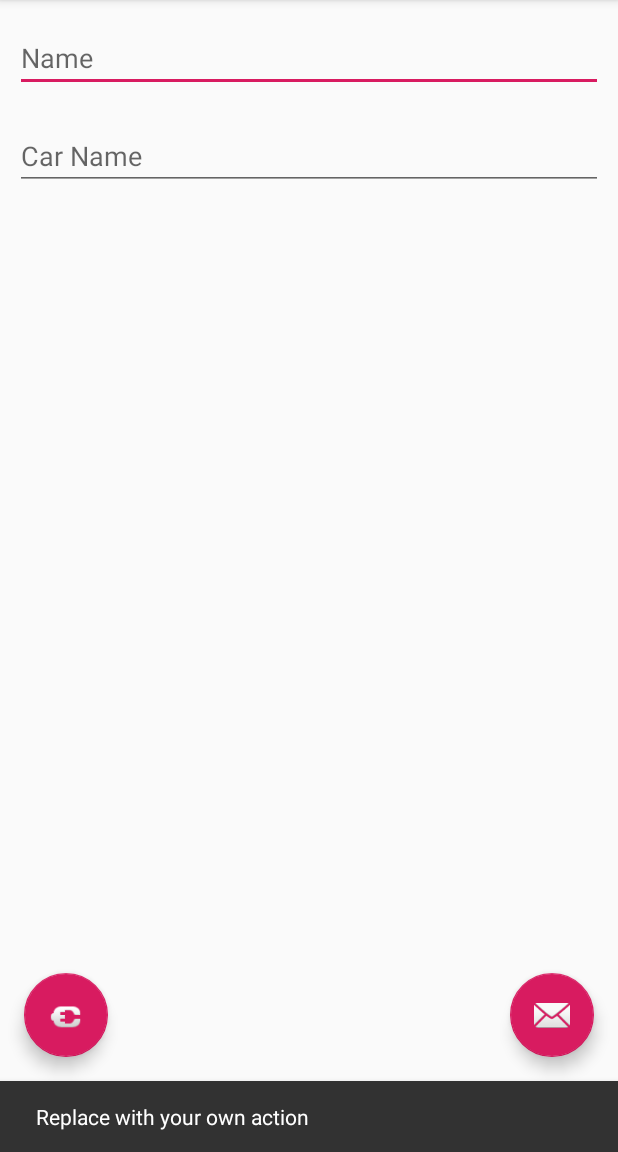
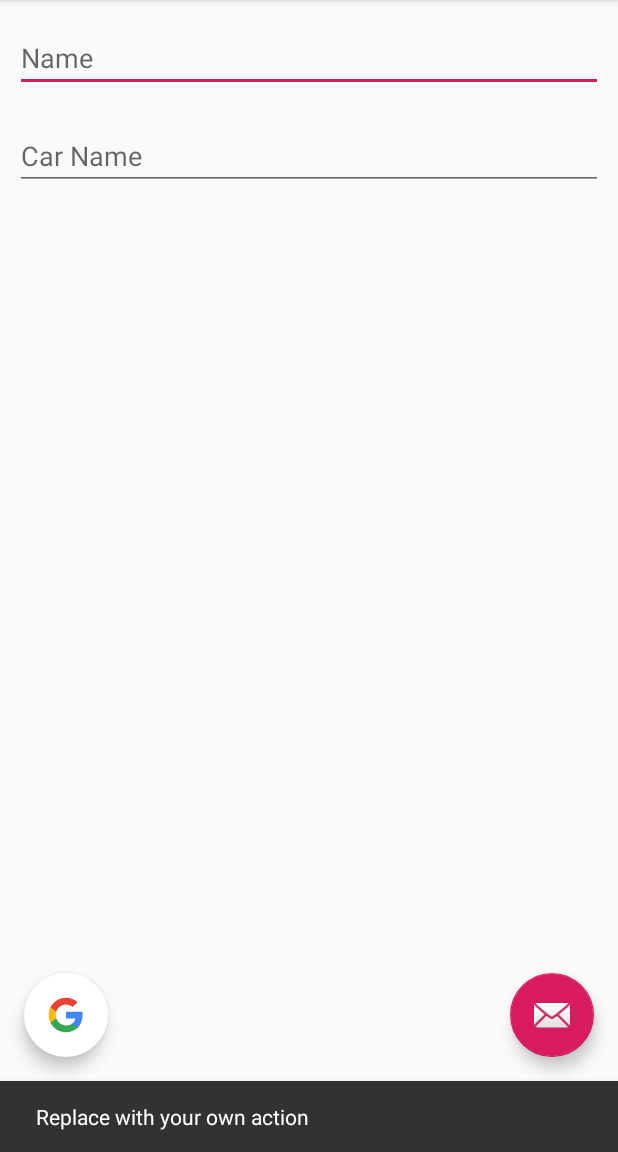
Before and after one commit to luckypal/GooglePayDemo, an Android app: the screen it shows after launch (MainActivity), after a tap on "#fab", on a phone screen of 412 x 824 dp, the part 84-1236 px from its top. Run offline under Robolectric (Android 15) with nearby library versions, the phone set to English and light mode, and no system bars; 1 statement that could not run was skipped.

```diff
--- a/app/build.gradle
+++ b/app/build.gradle
@@ -15,6 +15,7 @@ android {
         versionCode 1
         versionName "1.0"
         testInstrumentationRunner "androidx.test.runner.AndroidJUnitRunner"
+        vectorDrawables.useSupportLibrary = true
     }
     buildTypes {
         release {
--- a/app/src/main/java/com/example/myapplication/googlepay/CheckoutActivity.java
+++ b/app/src/main/java/com/example/myapplication/googlepay/CheckoutActivity.java
@@ -75,7 +75,7 @@ public class CheckoutActivity extends AppCompatActivity {
   /**
    * Initialize the Google Pay API on creation of the activity
    *
-   * @see Activity#onCreate(Bundle)
+   * @see AppCompatActivity#onCreate(Bundle)
    */
   @Override
   protected void onCreate(Bundle savedInstanceState) {
--- /dev/null
+++ b/app/src/main/res/drawable/googlepay_float_content.xml
@@ -0,0 +1,30 @@
+<vector xmlns:android="http://schemas.android.com/apk/res/android"
+    android:width="14dp"
+    android:height="14dp"
+    android:viewportWidth="14.0"
+    android:viewportHeight="14.0">
+    <path
+        android:pathData="M13.448,7.134C13.448,6.661 13.408,6.205 13.332,5.768L6.988,5.768L6.988,8.356L10.622,8.356C10.466,9.199 9.994,9.917 9.278,10.398L9.278,12.079L11.447,12.079C12.716,10.908 13.448,9.179 13.448,7.134"
+        android:strokeColor="#00000000"
+        android:fillType="evenOdd"
+        android:fillColor="#4285F4"
+        android:strokeWidth="1"/>
+    <path
+        android:pathData="M6.988,13.701C8.804,13.701 10.332,13.105 11.447,12.079L9.278,10.398C8.675,10.804 7.897,11.041 6.988,11.041C5.234,11.041 3.744,9.859 3.212,8.267L0.978,8.267L0.978,9.998C2.085,12.193 4.36,13.701 6.988,13.701"
+        android:strokeColor="#00000000"
+        android:fillType="evenOdd"
+        android:fillColor="#34A853"
+        android:strokeWidth="1"/>
+    <path
+        android:pathData="M3.212,8.267C3.076,7.861 3.001,7.428 3.001,6.981C3.001,6.534 3.076,6.101 3.212,5.695L3.212,3.964L0.978,3.964C0.52,4.871 0.261,5.896 0.261,6.981C0.261,8.066 0.52,9.091 0.978,9.998L3.212,8.267Z"
+        android:strokeColor="#00000000"
+        android:fillType="evenOdd"
+        android:fillColor="#FABB05"
+        android:strokeWidth="1"/>
+    <path
+        android:pathData="M6.988,2.921C7.98,2.921 8.868,3.262 9.569,3.929L9.569,3.93L11.489,2.012C10.323,0.928 8.803,0.261 6.988,0.261C4.36,0.261 2.085,1.769 0.978,3.964L3.212,5.695C3.744,4.103 5.234,2.921 6.988,2.921"
+        android:strokeColor="#00000000"
+        android:fillType="evenOdd"
+        android:fillColor="#E94235"
+        android:strokeWidth="1"/>
+</vector>
--- a/app/src/main/res/layout/activity_checkout.xml
+++ b/app/src/main/res/layout/activity_checkout.xml
@@ -20,7 +20,7 @@
     android:layout_width="fill_parent"
     android:layout_height="fill_parent"
     android:fillViewport="true"
-    tools:context="com.google.android.gms.samples.wallet.CheckoutActivity">
+    tools:context="com.example.myapplication.googlepay.CheckoutActivity">
 
     <LinearLayout
         android:layout_width="fill_parent"
--- a/app/src/main/res/layout/activity_main2.xml
+++ b/app/src/main/res/layout/activity_main2.xml
@@ -28,7 +28,9 @@
         android:layout_height="wrap_content"
         android:layout_gravity="bottom|left"
         android:layout_margin="@dimen/fab_margin"
-        app:srcCompat="@android:drawable/ic_lock_idle_charging" />
+        app:backgroundTint="@android:color/white"
+        app:borderWidth="0dp"
+        app:srcCompat="@drawable/googlepay_float_content" />
 
     <com.google.android.material.floatingactionbutton.FloatingActionButton
         android:id="@+id/fab"
```
